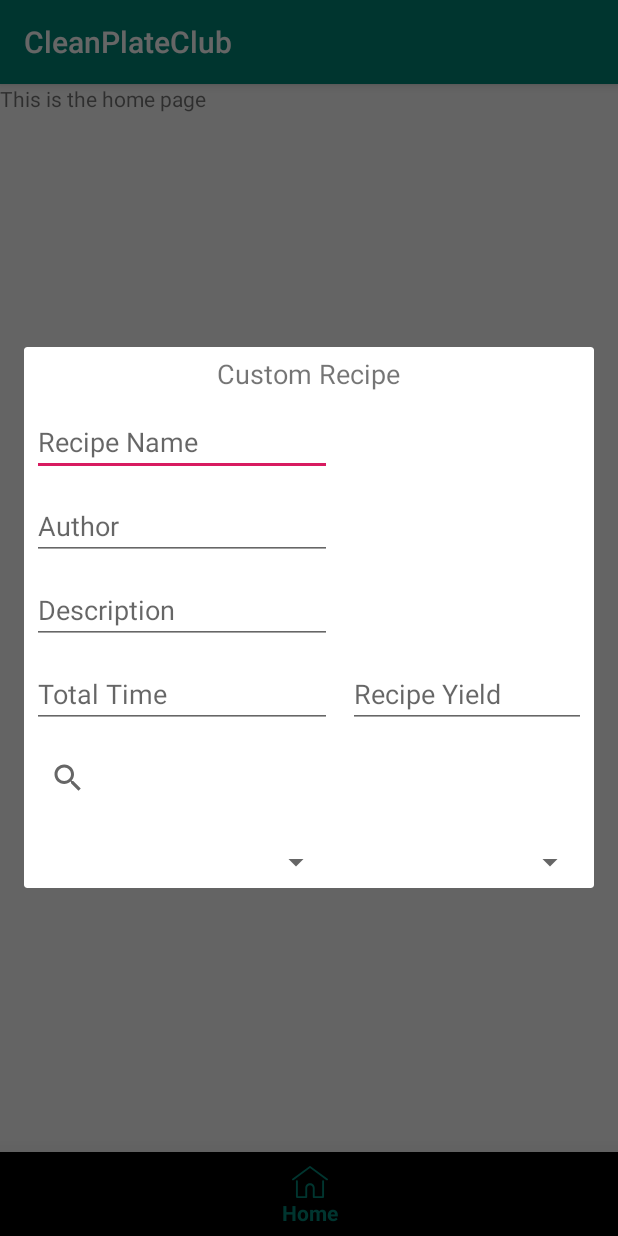
After one commit to nerdyGinger/FoodManagementApp, an Android app: the fragment CustomRecipeDialog placed in its activity, on a phone screen of 412 x 824 dp. The commit adds this screen. Run offline under Robolectric (Android 15) with nearby library versions, the phone set to English and light mode, and no system bars.

Commit message:
further progress on custom recipe dialog (keyword chips and slide view pager)

```diff
--- /dev/null
+++ b/app/src/main/java/apps/nerdyginger/cleanplateclub/CustomRecipeDialog.java
@@ -0,0 +1,80 @@
+package apps.nerdyginger.cleanplateclub;
+
+import android.app.Dialog;
+import android.os.Bundle;
+import android.util.TypedValue;
+import android.view.LayoutInflater;
+import android.view.View;
+import android.view.ViewGroup;
+
+import androidx.fragment.app.DialogFragment;
+import androidx.fragment.app.Fragment;
+import androidx.fragment.app.FragmentManager;
+import androidx.fragment.app.FragmentStatePagerAdapter;
+import androidx.recyclerview.widget.RecyclerView;
+import androidx.viewpager.widget.PagerAdapter;
+import androidx.viewpager.widget.ViewPager;
+
+import com.google.android.material.chip.Chip;
+import com.google.android.material.chip.ChipDrawable;
+import com.google.android.material.chip.ChipGroup;
+
+/*
+ * This is the dialog for custom recipe input. It must be beautiful, elegant, and absolutely dreamy.
+ * Last Edited: 10/18/19
+ */
+public class CustomRecipeDialog extends DialogFragment {
+    private static final int pages = 3; // Slide-able pages for basic info, ingredients, and instructions
+    private ViewPager pager;
+    private PagerAdapter pagerAdapter;
+
+    @Override
+    public void onCreate(Bundle savedInstanceState) {
+        super.onCreate(savedInstanceState);
+    }
+
+    @Override
+    public View onCreateView(LayoutInflater inflater, ViewGroup container, Bundle savedInstanceState) {
+        ViewGroup rootView = (ViewGroup) inflater.inflate(R.layout.custom_recipe_page_1, container, false);
+        View parentView = inflater.inflate(R.layout.add_custom_recipe, container, false);
+        pager = (ViewPager) parentView.findViewById(R.id.customRecipeViewPager);
+        pagerAdapter = new ScreenSlidePagerAdapter(getFragmentManager());
+        pager.setAdapter(pagerAdapter);
+        return rootView;
+    }
+
+    // Adds a new to chip to the input chip group (recipe keywords)
+    private Chip getChip(final ChipGroup entryChipGroup, String text) {
+        final Chip chip = new Chip(getContext());
+        chip.setChipDrawable(ChipDrawable.createFromResource(getContext(), R.xml.keyword_chip));
+        int paddingDp = (int) TypedValue.applyDimension(TypedValue.COMPLEX_UNIT_DIP, 10, getResources().getDisplayMetrics());
+        chip.setPadding(paddingDp, paddingDp, paddingDp, paddingDp);
+        chip.setText(text);
+        chip.setOnCloseIconClickListener(new View.OnClickListener() {
+            @Override
+            public void onClick(View v) {
+                entryChipGroup.removeView(chip);
+            }
+        });
+        return chip;
+    }
+
+    /*
+     * Inner adapter class for our lovely pager in the custom recipe dialog
+     */
+    private class ScreenSlidePagerAdapter extends FragmentStatePagerAdapter {
+        public ScreenSlidePagerAdapter (FragmentManager manager) {
+            super(manager);
+        }
+
+        @Override
+        public Fragment getItem(int position) {
+            return new CustomRecipeDialog();
+        }
+
+        @Override
+        public int getCount() {
+            return pages;
+        }
+    }
+}
--- a/app/src/main/java/apps/nerdyginger/cleanplateclub/RecipesFragment.java
+++ b/app/src/main/java/apps/nerdyginger/cleanplateclub/RecipesFragment.java
@@ -4,6 +4,7 @@ import android.content.Context;
 import android.net.Uri;
 import android.os.Bundle;
 
+import androidx.fragment.app.DialogFragment;
 import androidx.fragment.app.Fragment;
 import androidx.fragment.app.FragmentTransaction;
 import androidx.lifecycle.Observer;
@@ -125,7 +126,9 @@ public class RecipesFragment extends Fragment {
         customBtn.setOnClickListener(new View.OnClickListener() {
             @Override
             public void onClick(View v) {
-                Toast.makeText(context, "Not implemented yet, sorry!", Toast.LENGTH_SHORT).show();
+                CustomRecipeDialog dialog = new CustomRecipeDialog();
+                dialog.show(getFragmentManager(), "input a recipe!");
+                //Toast.makeText(context, "Not implemented yet, sorry!", Toast.LENGTH_SHORT).show();
             }
         });
         customLabel = parentView.findViewById(R.id.fabMenuCustomLabel);
--- /dev/null
+++ b/app/src/main/res/layout/custom_recipe_page_1.xml
@@ -0,0 +1,107 @@
+<?xml version="1.0" encoding="utf-8"?>
+<RelativeLayout
+    xmlns:android="http://schemas.android.com/apk/res/android"
+    android:orientation="vertical"
+    android:layout_width="match_parent"
+    android:layout_height="match_parent">
+
+    <TextView
+        android:id="@+id/customRecipeTitle"
+        android:layout_width="wrap_content"
+        android:layout_height="wrap_content"
+        android:text="Custom Recipe"
+        android:textSize="18sp"
+        android:layout_margin="5dp"
+        android:layout_centerHorizontal="true"
+        />
+
+    <EditText
+        android:id="@+id/customRecipeName"
+        android:layout_width="200dp"
+        android:layout_height="45dp"
+        android:layout_margin="5dp"
+        android:layout_below="@+id/customRecipeTitle"
+        android:hint="Recipe Name"
+        />
+
+    <EditText
+        android:id="@+id/customRecipeAuthor"
+        android:layout_width="200dp"
+        android:layout_height="45dp"
+        android:layout_margin="5dp"
+        android:layout_below="@+id/customRecipeName"
+        android:hint="Author"
+        />
+
+    <!--Skipping date published-->
+
+    <EditText
+        android:id="@+id/customRecipeDescription"
+        android:layout_width="200dp"
+        android:layout_height="45dp"
+        android:layout_margin="5dp"
+        android:layout_below="@+id/customRecipeAuthor"
+        android:hint="Description"
+        />
+
+    <EditText
+        android:id="@+id/customRecipeTotalTime"
+        android:layout_width="200dp"
+        android:layout_height="45dp"
+        android:layout_margin="5dp"
+        android:layout_below="@+id/customRecipeDescription"
+        android:hint="Total Time"
+        />
+
+    <SearchView
+        android:id="@+id/customRecipeKeywordsSearch"
+        android:layout_width="200dp"
+        android:layout_height="45dp"
+        android:layout_margin="5dp"
+        android:layout_below="@+id/customRecipeTotalTime"
+        android:queryHint="Keywords"
+        />
+
+    <EditText
+        android:id="@+id/customRecipeYield"
+        android:layout_width="200dp"
+        android:layout_height="45dp"
+        android:layout_margin="5dp"
+        android:layout_toEndOf="@+id/customRecipeTotalTime"
+        android:layout_alignBaseline="@+id/customRecipeTotalTime"
+        android:hint="Recipe Yield"
+        />
+
+    <com.google.android.material.chip.ChipGroup
+        android:id="@+id/customRecipeKeywords"
+        android:layout_width="200dp"
+        android:layout_height="wrap_content"
+        android:layout_margin="5dp"
+        android:layout_below="@+id/customRecipeKeywordsSearch"
+        />
+
+    <Spinner
+        android:id="@+id/customRecipeCategory"
+        android:layout_width="200dp"
+        android:layout_height="wrap_content"
+        android:layout_margin="5dp"
+        android:layout_below="@+id/customRecipeKeywords"
+        />
+
+    <Spinner
+        android:id="@+id/customRecipeCuisine"
+        android:layout_width="200dp"
+        android:layout_height="wrap_content"
+        android:layout_marginTop="5dp"
+        android:layout_marginHorizontal="5dp"
+        android:layout_toEndOf="@+id/customRecipeCategory"
+        android:layout_alignBottom="@+id/customRecipeCategory" />
+
+    <!-- Skipping nutrition -->
+
+    <!-- Recipe ingredients -->
+
+    <!-- Recipe instructions -->
+
+
+</RelativeLayout>
--- /dev/null
+++ b/app/src/main/res/xml/keyword_chip.xml
@@ -0,0 +1,7 @@
+<chip
+    style="@style/Widget.MaterialComponents.Chip.Entry"
+    xmlns:android="http://schemas.android.com/apk/res/android"
+    xmlns:app="http://schemas.android.com/apk/res-auto"
+    android:checkable="false"
+    app:iconStartPadding="5dp"
+    />
```
Also changed, not shown: app/src/main/res/layout/add_custom_recipe.xml (+6 -111 lines).
